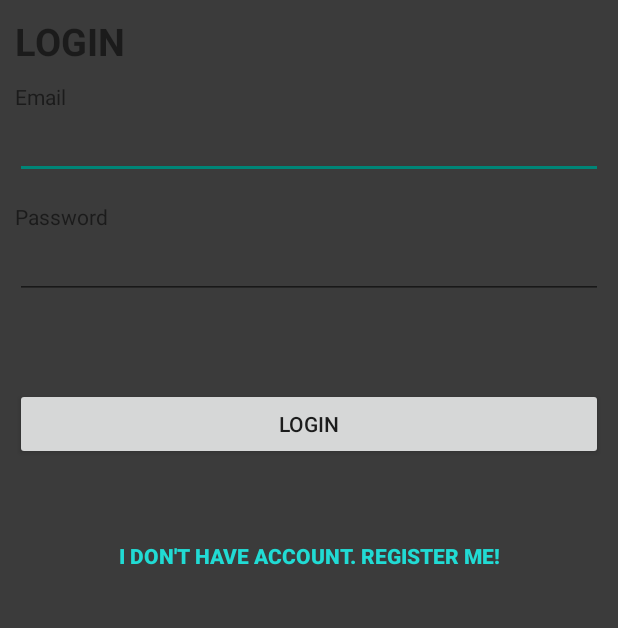
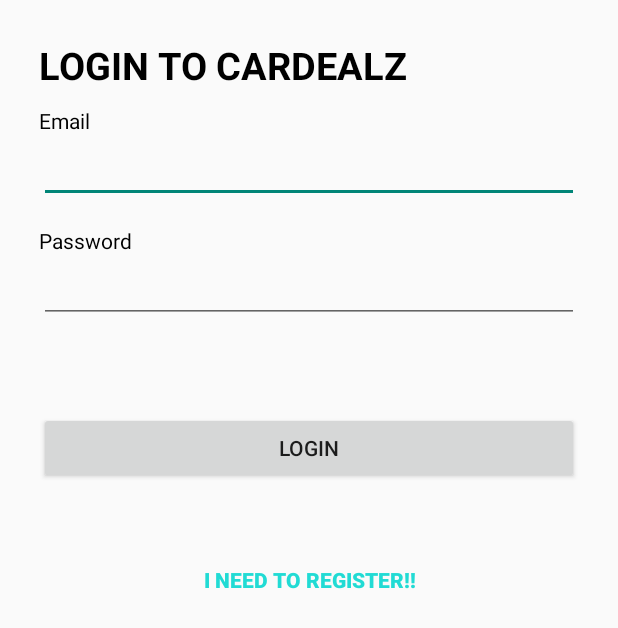
Before and after one commit to Oregand/4THYEARPROJECT, an Android app: the screen it shows after launch (LoginRegActivity), on a phone screen of 412 x 824 dp. Shown: the top 628 px of the screen. Run offline under Robolectric (Android 15) with nearby library versions, the phone set to English and light mode, and no system bars.

Commit message:
Login screen & Search Bar

```diff
--- a/Dealz/app/src/main/java/ie/dealz/app/Activites/LoginRegActivity.java
+++ b/Dealz/app/src/main/java/ie/dealz/app/Activites/LoginRegActivity.java
@@ -38,10 +38,6 @@ public class LoginRegActivity extends Activity {
 
     @Override
     public void onCreate(Bundle savedInstanceState) {
-
-//
-//        StrictMode.ThreadPolicy policy = new StrictMode.ThreadPolicy.Builder().permitAll().build();
-//        StrictMode.setThreadPolicy(policy);
 
         super.onCreate(savedInstanceState);
         setContentView(R.layout.loginreg);
--- a/Dealz/app/src/main/java/ie/dealz/app/Activites/RegisterActivity.java
+++ b/Dealz/app/src/main/java/ie/dealz/app/Activites/RegisterActivity.java
@@ -40,10 +40,6 @@ public class RegisterActivity extends Activity {
 
     @Override
     public void onCreate(Bundle savedInstanceState) {
-
-//
-//        StrictMode.ThreadPolicy policy = new StrictMode.ThreadPolicy.Builder().permitAll().build();
-//        StrictMode.setThreadPolicy(policy);
 
         super.onCreate(savedInstanceState);
         setContentView(R.layout.register);
--- a/Dealz/app/src/main/java/ie/dealz/app/Registration/JSONParser.java
+++ b/Dealz/app/src/main/java/ie/dealz/app/Registration/JSONParser.java
@@ -16,13 +16,11 @@ import org.apache.http.HttpResponse;
 import org.apache.http.NameValuePair;
 import org.apache.http.client.ClientProtocolException;
 import org.apache.http.client.entity.UrlEncodedFormEntity;
-import org.apache.http.client.methods.HttpGet;
 import org.apache.http.client.methods.HttpPost;
 import org.apache.http.impl.client.DefaultHttpClient;
 import org.json.JSONException;
 import org.json.JSONObject;
 
-import android.os.StrictMode;
 import android.util.Log;
 
 public class JSONParser {
--- a/Dealz/app/src/main/java/ie/dealz/app/Registration/UserFunctions.java
+++ b/Dealz/app/src/main/java/ie/dealz/app/Registration/UserFunctions.java
@@ -36,8 +36,7 @@ public class UserFunctions {
         params.add(new BasicNameValuePair("email", email));
         params.add(new BasicNameValuePair("password", password));
         JSONObject json = jsonParser.getJSONFromUrl(loginURL , params);
-        // return json
-        // Log.e("JSON", json.toString());
+
         return json;
     }
 
@@ -52,7 +51,6 @@ public class UserFunctions {
 
         // getting JSON Object
         JSONObject json = jsonParser.getJSONFromUrl(registerURL , params);
-        // return json
         return json;
     }
 
--- a/Dealz/app/src/main/res/layout/loginreg.xml
+++ b/Dealz/app/src/main/res/layout/loginreg.xml
@@ -2,11 +2,16 @@
 <ScrollView xmlns:android="http://schemas.android.com/apk/res/android"
     android:layout_width="fill_parent"
     android:layout_height="fill_parent"
-    android:background="#3b3b3b" >
+    xmlns:tools="http://schemas.android.com/tools"
+    android:paddingBottom="@dimen/activity_vertical_margin"
+    android:paddingLeft="@dimen/activity_horizontal_margin"
+    android:paddingRight="@dimen/activity_horizontal_margin"
+    android:paddingTop="@dimen/activity_vertical_margin"
+    tools:context=".MainActivity" >
 
     <LinearLayout
         android:layout_width="fill_parent"
-        android:layout_height="fill_parent"
+        android:layout_height="wrap_content"
         android:orientation="vertical"
         android:padding="10dip" >
         <!--  View Title Label -->
@@ -14,26 +19,30 @@
             android:layout_width="fill_parent"
             android:layout_height="wrap_content"
             android:layout_marginBottom="10dip"
-            android:text="LOGIN"
-            android:textSize="25dip"
+            android:text="@string/LogDealz"
+            android:textSize="25sp"
+            android:textColor="#ff000000"
             android:textStyle="bold" />
         <!--  Email Label -->
         <TextView
             android:layout_width="fill_parent"
             android:layout_height="wrap_content"
-            android:text="Email" />
+            android:textColor="#ff000000"
+            android:text="@string/emailLog" />
         <!--  Email TextField -->
         <EditText
             android:id="@+id/loginEmail"
+            android:textColor="#ff000000"
             android:layout_width="fill_parent"
-            android:layout_height="wrap_content" />
+            android:layout_height="wrap_content"/>
 
         <!--  Password Label -->
         <TextView
             android:layout_width="fill_parent"
             android:layout_height="wrap_content"
             android:layout_marginTop="15dip"
-            android:text="Password" />
+            android:textColor="#ff000000"
+            android:text="@string/pswdLog" />
         <!--  Password TextField -->
         <EditText
             android:id="@+id/loginPassword"
@@ -45,7 +54,7 @@
         <TextView android:id="@+id/login_error"
             android:layout_width="fill_parent"
             android:layout_height="wrap_content"
-            android:textColor="#e30000"
+            android:textColor="#ff000000"
             android:padding="10dip"
             android:textStyle="bold"/>
 
@@ -55,7 +64,7 @@
             android:layout_width="fill_parent"
             android:layout_height="wrap_content"
             android:layout_marginTop="20dip"
-            android:text="Login" />
+            android:text="@string/buttonLog" />
 
         <!--  Link to Registration Screen -->
         <Button
@@ -64,7 +73,7 @@
             android:layout_height="wrap_content"
             android:layout_marginTop="40dip"
             android:background="@null"
-            android:text="I don&apos;t have account. Register Me!"
+            android:text="@string/LogToReg"
             android:textColor="#21dbd4"
             android:textStyle="bold" />
     </LinearLayout>
--- a/Dealz/app/src/main/res/values/strings.xml
+++ b/Dealz/app/src/main/res/values/strings.xml
@@ -15,5 +15,16 @@
     <string name="Saving">difference</string>
     <string name="Age">Age</string>
     <string name="Mileage">Mileage</string>
+    <string name="RegForDealz">REGISTER FOR CARDEALZ</string>
+    <string name="NameReg">Full Name</string>
+    <string name="EmailReg">Email</string>
+    <string name="pswdReg">Password</string>
+    <string name="buttonReg">Register</string>
+    <string name="RegToLog">Already a member?</string>
+    <string name="LogDealz">LOGIN TO CARDEALZ</string>
+    <string name="emailLog">Email</string>
+    <string name="pswdLog">Password</string>
+    <string name="buttonLog">Login</string>
+    <string name="LogToReg">I need to register!!</string>
 
 </resources>
--- a/Dealz/app/src/main/res/xml/string.xml
+++ b/Dealz/app/src/main/res/xml/string.xml
@@ -9,4 +9,7 @@
     <string name="Login">Login:</string>
     <string name="attempts">Attempts Left:</string>
 
+    <string name="REGISTER FOR CARDEALZ">REGISTER FOR CARDEALZ:</string>
+
+
 </resources>
```
Also changed, not shown: Dealz/app/src/main/java/ie/dealz/app/Adapters/CarAdapter.java (+15 -11 lines), Dealz/app/src/main/java/ie/dealz/app/Fragments/BrandListFragment.java (+11 -10 lines), Dealz/app/src/main/res/layout/register.xml (+17 -11 lines), Dealz/app/src/main/res/drawable-hdpi/ic_launcher.png, Dealz/app/src/main/res/drawable-mdpi/ic_launcher.png, Dealz/app/src/main/res/drawable-xhdpi/ic_launcher.png, Dealz/app/src/main/res/drawable-xxhdpi/ic_launcher.png, 4 other files.
